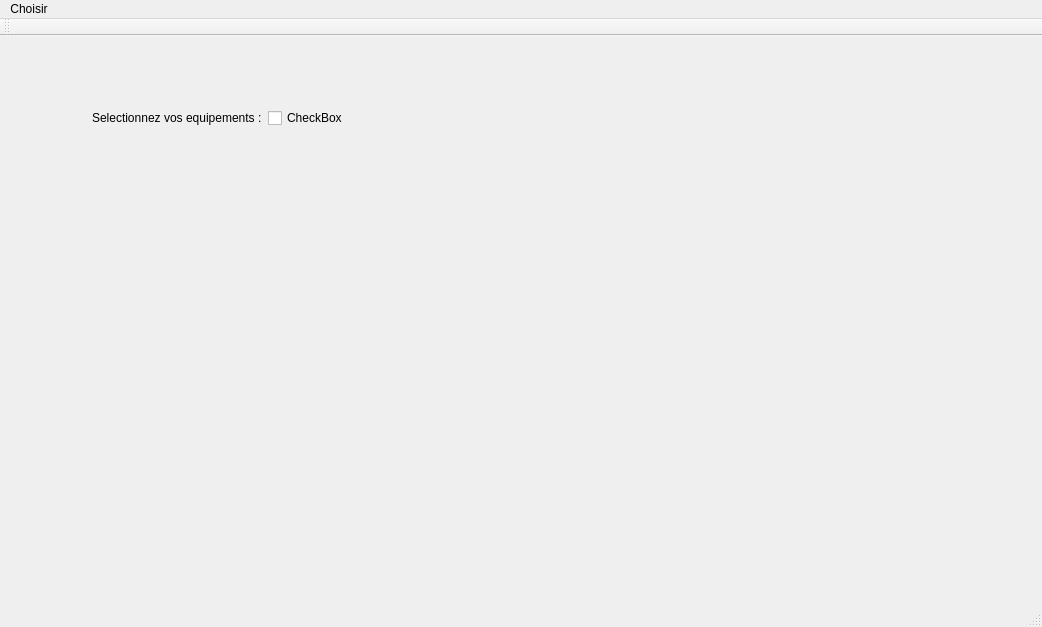
This is DMXProject/DMXProject.ui in fbotel17/DMXProject as Qt 5 draws it before an edit. The edited form follows.
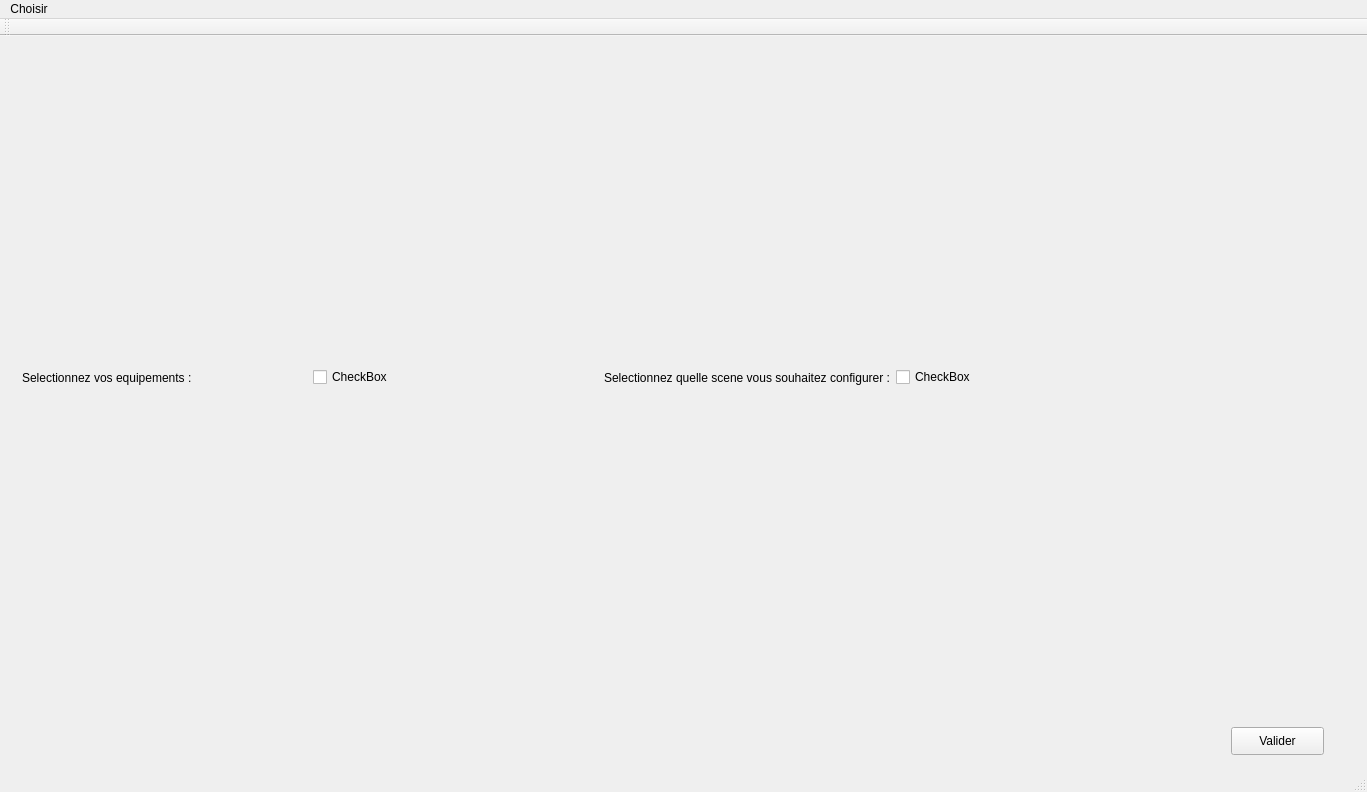
This is the edited form. The open tabs and pages were chosen to show the change.

What changed in the file:
```diff
--- a/DMXProject/DMXProject.ui
+++ b/DMXProject/DMXProject.ui
@@ -6,8 +6,8 @@
    <rect>
     <x>0</x>
     <y>0</y>
-    <width>1042</width>
-    <height>627</height>
+    <width>1367</width>
+    <height>792</height>
    </rect>
   </property>
   <property name="windowTitle">
@@ -98,21 +98,25 @@
        <widget class="QWidget" name="formLayoutWidget_2">
         <property name="geometry">
          <rect>
-          <x>70</x>
-          <y>50</y>
-          <width>881</width>
-          <height>401</height>
+          <x>0</x>
+          <y>0</y>
+          <width>1181</width>
+          <height>661</height>
          </rect>
         </property>
-        <layout class="QFormLayout" name="formLayout_2">
-         <item row="0" column="0">
-          <widget class="QLabel" name="label_4">
-           <property name="text">
-            <string>Selectionnez vos equipements :</string>
-           </property>
-          </widget>
+        <layout class="QHBoxLayout" name="horizontalLayout_10">
+         <item>
+          <layout class="QVBoxLayout" name="verticalLayout_6">
+           <item>
+            <widget class="QLabel" name="label_4">
+             <property name="text">
+              <string>Selectionnez vos equipements :</string>
+             </property>
+            </widget>
+           </item>
+          </layout>
          </item>
-         <item row="0" column="1">
+         <item>
           <layout class="QVBoxLayout" name="verticalLayoutEquipements">
            <item>
             <widget class="QCheckBox" name="widgetEquipements">
@@ -123,8 +127,43 @@
            </item>
           </layout>
          </item>
+         <item>
+          <layout class="QVBoxLayout" name="verticalLayout_16">
+           <item>
+            <widget class="QLabel" name="label_5">
+             <property name="text">
+              <string>Selectionnez quelle scene vous souhaitez configurer :</string>
+             </property>
+            </widget>
+           </item>
+          </layout>
+         </item>
+         <item>
+          <layout class="QVBoxLayout" name="verticalLayoutScenes">
+           <item>
+            <widget class="QCheckBox" name="widgetScenes">
+             <property name="text">
+              <string>CheckBox</string>
+             </property>
+            </widget>
+           </item>
+          </layout>
+         </item>
         </layout>
        </widget>
+       <widget class="QPushButton" name="pushButton">
+        <property name="geometry">
+         <rect>
+          <x>1220</x>
+          <y>680</y>
+          <width>93</width>
+          <height>28</height>
+         </rect>
+        </property>
+        <property name="text">
+         <string>Valider</string>
+        </property>
+       </widget>
       </widget>
       <widget class="QWidget" name="page_5">
        <widget class="QWidget" name="horizontalLayoutWidget">
@@ -257,7 +296,7 @@
     <rect>
      <x>0</x>
      <y>0</y>
-     <width>1042</width>
+     <width>1367</width>
      <height>26</height>
     </rect>
    </property>
```
Left out of the diff: 4 changed lines with no effect on the pictures.
